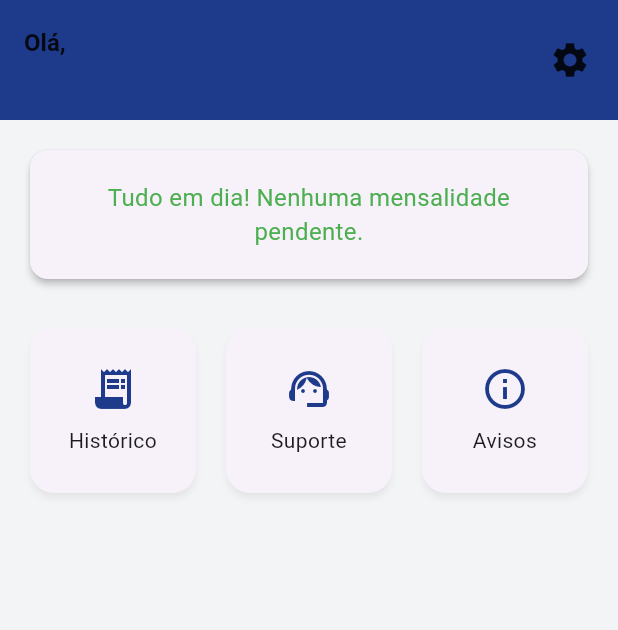
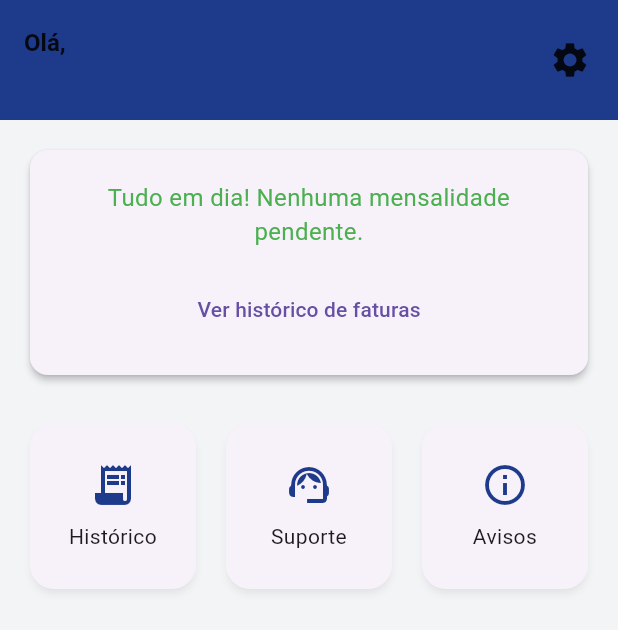
Before and after one commit to anthonyeduard0/csapp, a Flutter app: the DashboardScreen screen opened directly with empty values, on a phone screen of 412 x 824 dp. Shown: the top 630 px of the screen. Run offline on Flutter 3.47's test engine with Material 3 defaults, Android fonts, the phone set to English and light mode, and no system bars; our stand-ins replace mask_text_input_formatter, shared_preferences; accounts and stored records are empty.

Commit message:
Modificações para receber dados de juros do backend

```diff
--- a/lib/screens/dashboard_screen.dart
+++ b/lib/screens/dashboard_screen.dart
@@ -1,17 +1,52 @@
 // Arquivo: lib/screens/dashboard_screen.dart
-// Substitua o conteúdo do seu arquivo por este código atualizado.
+// CÓDIGO MAIS SEGURO PARA LIDAR COM A AUSÊNCIA DO CAMPO 'valor_final'
 
 import 'package:flutter/material.dart';
 import 'package:csapp/screens/payment_screen.dart';
-import 'package:csapp/screens/invoice_history_screen.dart'; // Importe a nova tela
+import 'package:csapp/screens/invoice_history_screen.dart';
 import 'package:intl/intl.dart';
-import 'package:http/http.dart' as http; // Importe o http
-import 'dart:convert'; // Importe o convert
+import 'package:http/http.dart' as http;
+import 'dart:convert';
 
-// --- Modelos de Dados (sem alteração) ---
+// --- ATUALIZAÇÃO NO MODELO MENSALIDADE ---
+class Mensalidade {
+  final String id;
+  final DateTime mesReferencia;
+  final double valorNominal;
+  final double valorFinal;
+  final String status;
+  final DateTime dataVencimento;
+
+  Mensalidade({
+    required this.id,
+    required this.mesReferencia,
+    required this.valorNominal,
+    required this.valorFinal,
+    required this.status,
+    required this.dataVencimento,
+  });
+
+  factory Mensalidade.fromJson(Map<String, dynamic> json) {
+    return Mensalidade(
+      id: json['id'],
+      mesReferencia: DateTime.parse(json['mes_referencia']),
+      valorNominal: double.parse(json['valor_nominal']),
+      // --- CORREÇÃO APLICADA AQUI ---
+      // Se 'valor_final' for nulo, usa 'valor_nominal' como fallback.
+      valorFinal: json['valor_final'] != null ? double.parse(json['valor_final']) : double.parse(json['valor_nominal']),
+      status: json['status'],
+      dataVencimento: DateTime.parse(json['data_vencimento']),
+    );
+  }
+}
+
+// O resto do arquivo (DashboardData, Aluno, a tela do Dashboard, etc.)
+// pode continuar exatamente como na versão anterior que te enviei.
+// A única mudança necessária é no factory da classe Mensalidade acima.
+
 class DashboardData {
   final String nomeResponsavel;
-  final String cpfResponsavel; // Adicionado para passar para a próxima tela
+  final String cpfResponsavel;
   final List<Aluno> alunos;
   DashboardData({
     required this.nomeResponsavel,
@@ -23,7 +58,7 @@ class DashboardData {
     List<Aluno> alunos = alunosList.map((i) => Aluno.fromJson(i)).toList();
     return DashboardData(
       nomeResponsavel: json['nome_completo'],
-      cpfResponsavel: json['cpf'], // Pega o CPF da resposta
+      cpfResponsavel: json['cpf'],
       alunos: alunos,
     );
   }
@@ -49,32 +84,10 @@ class Aluno {
   }
 }
 
-class Mensalidade {
-  final String id;
-  final DateTime mesReferencia;
-  final double valorNominal;
-  final String status;
-  Mensalidade(
-      {required this.id,
-      required this.mesReferencia,
-      required this.valorNominal,
-      required this.status});
-  factory Mensalidade.fromJson(Map<String, dynamic> json) {
-    return Mensalidade(
-      id: json['id'],
-      mesReferencia: DateTime.parse(json['mes_referencia']),
-      valorNominal: double.parse(json['valor_nominal']),
-      status: json['status'],
-    );
-  }
-}
 
-// --- TELA TRANSFORMADA EM STATEFULWIDGET ---
 class DashboardScreen extends StatefulWidget {
   final Map<String, dynamic> responseData;
-
   const DashboardScreen({super.key, required this.responseData});
-
   @override
   State<DashboardScreen> createState() => _DashboardScreenState();
 }
@@ -85,52 +98,36 @@ class _DashboardScreenState extends State<DashboardScreen> {
   @override
   void initState() {
     super.initState();
-    // Carrega os dados iniciais recebidos do login
     _dashboardDataFuture = Future.value(DashboardData.fromJson(widget.responseData));
   }
 
-  // Função para recarregar os dados do dashboard a partir da API
   Future<void> _reloadData() async {
     final cpf = DashboardData.fromJson(widget.responseData).cpfResponsavel;
     final url = Uri.parse('https://csa-url-app.onrender.com/api/login/');
-
     try {
-      // Simula o login novamente para obter os dados mais recentes
       final response = await http.post(
         url,
         headers: {'Content-Type': 'application/json; charset=UTF-8'},
-        // A senha não é necessária aqui, mas a API pode exigir.
-        // O ideal seria ter um endpoint de "refresh" que não pedisse a senha.
-        // Por simplicidade, vamos apenas recarregar os dados do login.
-        // NOTA: Para um app real, armazene a senha de forma segura ou use tokens.
-        body: jsonEncode(<String, String>{'cpf': cpf, 'senha': ''}),
+        body: jsonEncode({'cpf': cpf, 'senha': ''}),
       );
-
       if (response.statusCode == 200) {
         final responseData = jsonDecode(utf8.decode(response.bodyBytes));
+        if (mounted) {
           setState(() {
             _dashboardDataFuture = Future.value(DashboardData.fromJson(responseData));
           });
-      } else {
-         // Se o "re-login" falhar, recarrega com os dados antigos para não quebrar a tela
-         setState(() {
-            _dashboardDataFuture = Future.value(DashboardData.fromJson(widget.responseData));
-         });
+        }
       }
     } catch (e) {
       print("Erro ao recarregar dados: $e");
     }
   }
 
-
   @override
   Widget build(BuildContext context) {
     const Color primaryColor = Color(0xFF1E3A8A);
-    const Color accentColor = Color(0xFF8B5CF6);
-    const Color lightBackgroundColor = Color(0xFFF3F4F6);
-
     return Scaffold(
-      backgroundColor: lightBackgroundColor,
+      backgroundColor: const Color(0xFFF3F4F6),
       body: FutureBuilder<DashboardData>(
         future: _dashboardDataFuture,
         builder: (context, snapshot) {
@@ -138,16 +135,14 @@ class _DashboardScreenState extends State<DashboardScreen> {
             return const Center(child: CircularProgressIndicator());
           }
           if (snapshot.hasError || !snapshot.hasData) {
-            return const Center(child: Text('Erro ao carregar dados.'));
+            return Center(child: Text('Erro ao carregar dados: ${snapshot.error}'));
           }
-
           final dashboardData = snapshot.data!;
           Mensalidade? proximaMensalidade;
           if (dashboardData.alunos.isNotEmpty &&
               dashboardData.alunos.first.mensalidadesPendentes.isNotEmpty) {
             proximaMensalidade = dashboardData.alunos.first.mensalidadesPendentes.first;
           }
-
           return CustomScrollView(
             slivers: [
               SliverAppBar(
@@ -198,25 +193,38 @@ class _DashboardScreenState extends State<DashboardScreen> {
 
   Widget _buildFaturaCard(BuildContext context, Mensalidade? mensalidade, String cpf, Color primaryColor) {
     final formatadorMoeda = NumberFormat.currency(locale: 'pt_BR', symbol: 'R\$');
-
     if (mensalidade == null) {
       return Card(
         elevation: 2,
         shape: RoundedRectangleBorder(borderRadius: BorderRadius.circular(12)),
-        child: const Padding(
-          padding: EdgeInsets.all(20.0),
-          child: Text(
+        child: Padding(
+          padding: const EdgeInsets.all(20.0),
+          child: Column(
+            children: [
+              const Text(
                 'Tudo em dia! Nenhuma mensalidade pendente.',
                 style: TextStyle(fontSize: 16, color: Colors.green),
                 textAlign: TextAlign.center,
               ),
+              const SizedBox(height: 16),
+              TextButton(
+                onPressed: () {
+                  Navigator.push(
+                    context,
+                    MaterialPageRoute(
+                      builder: (context) => InvoiceHistoryScreen(responsavelCpf: cpf),
+                    ),
+                  );
+                },
+                child: const Text('Ver histórico de faturas'),
+              ),
+            ],
+          ),
         ),
       );
     }
-
     return Card(
       elevation: 4,
-      shadowColor: Colors.grey.withOpacity(0.3),
       shape: RoundedRectangleBorder(borderRadius: BorderRadius.circular(16)),
       child: Padding(
         padding: const EdgeInsets.all(16.0),
@@ -228,14 +236,14 @@ class _DashboardScreenState extends State<DashboardScreen> {
                 children: [
                   const Text('Próxima mensalidade', style: TextStyle(color: Colors.grey)),
                   Text(
-                    formatadorMoeda.format(mensalidade.valorNominal),
+                    formatadorMoeda.format(mensalidade.valorFinal),
                     style: TextStyle(
                       color: Colors.red[700],
                       fontSize: 28,
                       fontWeight: FontWeight.bold,
                     ),
                   ),
-                  Text('Vence em ${DateFormat('dd/MM/yyyy').format(mensalidade.mesReferencia)}'),
+                  Text('Vence em ${DateFormat('dd/MM/yyyy').format(mensalidade.dataVencimento)}'),
                   const SizedBox(height: 8),
                   TextButton(
                     onPressed: () {
@@ -253,18 +261,16 @@ class _DashboardScreenState extends State<DashboardScreen> {
             ),
             ElevatedButton.icon(
               onPressed: () async {
-                // Navega para a tela de pagamento e ESPERA o resultado
                 await Navigator.push(
                   context,
                   MaterialPageRoute(
                     builder: (context) => PaymentScreen(
                       mensalidadeId: mensalidade.id,
-                      valor: mensalidade.valorNominal.toStringAsFixed(2),
+                      valor: mensalidade.valorFinal.toStringAsFixed(2),
                       mesReferencia: DateFormat('MM/yyyy').format(mensalidade.mesReferencia),
                     ),
                   ),
                 );
-                // Quando voltar da tela de pagamento, recarrega os dados
                 _reloadData();
               },
               icon: const Icon(Icons.pix),
```
Also changed, not shown: lib/screens/invoice_history_screen.dart (+123 -47 lines). Lines whose indentation alone changed are shown as unchanged.
